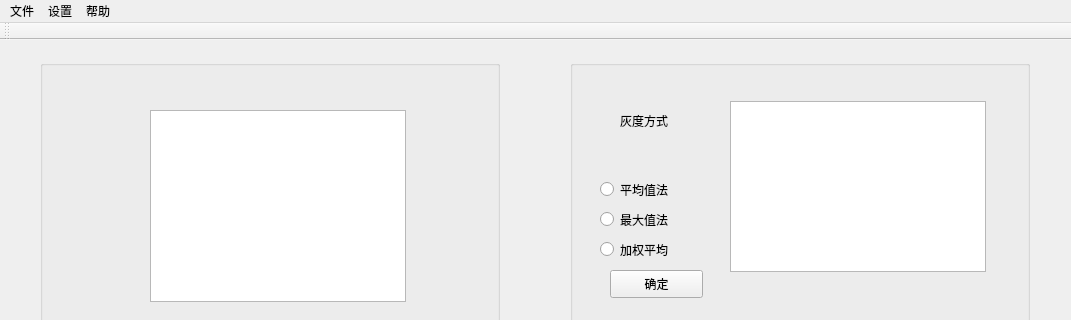
This is View/Vcode/Vcode/Vcode.ui in YujieLu10/CAPTCHA_MVVM as Qt 5 draws it before an edit; both pictures show x 0 to 1071 and y 0 to 320 of the 1071 by 790 pixel window. The edited form follows.
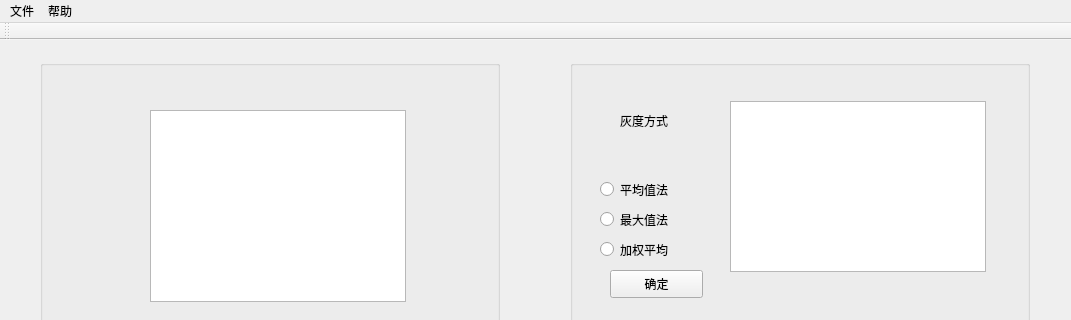
This is the edited form.

Patch:
```diff
--- a/View/Vcode/Vcode/Vcode.ui
+++ b/View/Vcode/Vcode/Vcode.ui
@@ -332,7 +332,7 @@
      <height>26</height>
     </rect>
    </property>
-   <widget class="QMenu" name="menu">
+   <widget class="QMenu" name="file">
     <property name="title">
      <string>文件</string>
     </property>
@@ -340,19 +340,13 @@
     <addaction name="separator"/>
     <addaction name="action_2"/>
    </widget>
-   <widget class="QMenu" name="menu_2">
-    <property name="title">
-     <string>设置</string>
-    </property>
-   </widget>
-   <widget class="QMenu" name="menu_3">
+   <widget class="QMenu" name="help">
     <property name="title">
      <string>帮助</string>
     </property>
    </widget>
-   <addaction name="menu"/>
-   <addaction name="menu_2"/>
-   <addaction name="menu_3"/>
+   <addaction name="file"/>
+   <addaction name="help"/>
   </widget>
   <widget class="QToolBar" name="mainToolBar">
    <attribute name="toolBarArea">
```
Left out of the diff: 17 changed lines with no effect on the pictures.
